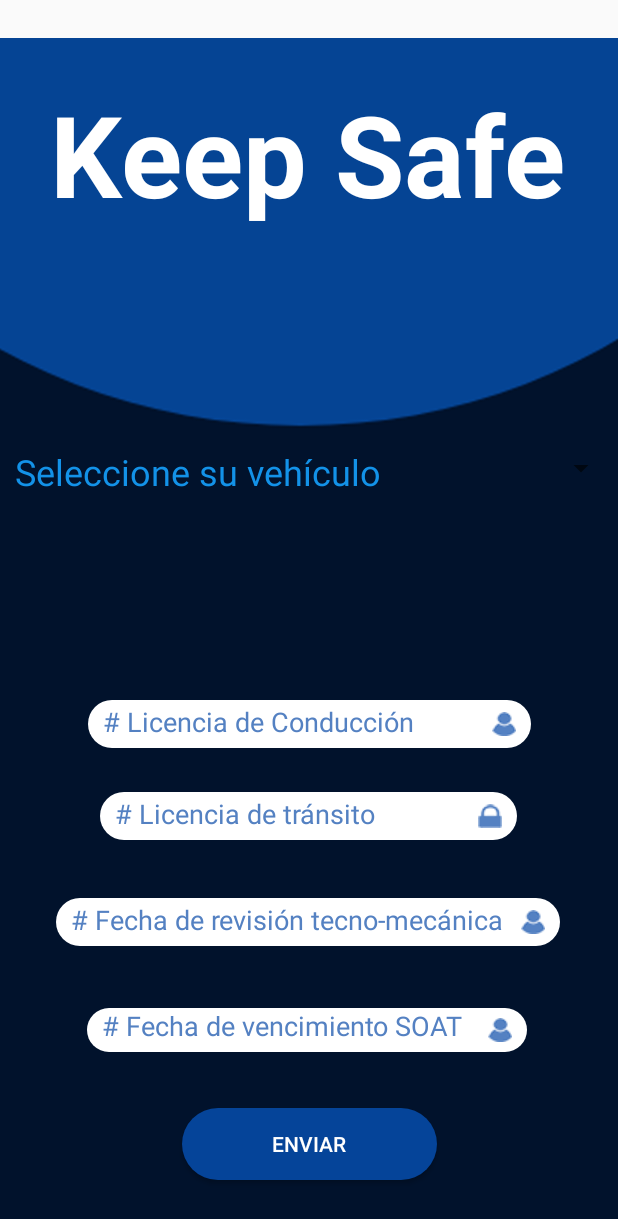
After one commit to JulianHuertasUNAL/Keep-Safe-2, an Android app: the VehicleForm screen opened directly, with no data from a screen before it, on a phone screen of 412 x 824 dp. The commit adds this screen. Shown: the top 1219 px of the screen. Run offline under Robolectric (Android 15) with nearby library versions, the phone set to English and light mode, and no system bars.

Commit message:
Se crea ventana de registro de vehiculos, y su respectivo acceso desde la ventana de registro

```diff
--- a/app/build.gradle
+++ b/app/build.gradle
@@ -39,6 +39,7 @@ dependencies {
     implementation 'androidx.lifecycle:lifecycle-livedata-ktx:2.2.0'
     implementation 'androidx.lifecycle:lifecycle-viewmodel-ktx:2.2.0'
     implementation 'com.google.android.gms:play-services-maps:17.0.0'
+    implementation 'androidx.preference:preference:1.1.1'
     testImplementation 'junit:junit:4.+'
     androidTestImplementation 'androidx.test.ext:junit:1.1.2'
     androidTestImplementation 'androidx.test.espresso:espresso-core:3.3.0'
--- a/app/src/main/AndroidManifest.xml
+++ b/app/src/main/AndroidManifest.xml
@@ -9,7 +9,8 @@
         android:roundIcon="@mipmap/ic_launcher_round"
         android:supportsRtl="true"
         android:theme="@style/Theme.KeepSafe">
-        <activity android:name=".Ajustes"></activity>
+        <activity android:name=".VehicleForm"></activity>
+        <activity android:name=".Ajustes" />
         <activity android:name=".Perfil" />
         <activity android:name=".IniciarViaje" />
         <activity android:name=".LoginForm" />
--- a/app/src/main/java/com/example/keepsafe/RegisterForm.java
+++ b/app/src/main/java/com/example/keepsafe/RegisterForm.java
@@ -14,6 +14,15 @@ public class RegisterForm extends AppCompatActivity {
         super.onCreate(savedInstanceState);
         setContentView(R.layout.activity_register_form);
 
+        Button botonRegistrar = (Button)findViewById(R.id.buttonRegister);
+
+        botonRegistrar.setOnClickListener(new View.OnClickListener() {
+            @Override
+            public void onClick(View v) {
+                Intent siguientePantalla = new Intent(RegisterForm.this,VehicleForm.class);
+                startActivity(siguientePantalla);
+            }
+        });
 
     }
 }
--- /dev/null
+++ b/app/src/main/java/com/example/keepsafe/VehicleForm.java
@@ -0,0 +1,27 @@
+package com.example.keepsafe;
+
+import androidx.appcompat.app.AppCompatActivity;
+
+import android.os.Bundle;
+import android.widget.ArrayAdapter;
+import android.widget.EditText;
+import android.widget.Spinner;
+
+public class VehicleForm extends AppCompatActivity {
+
+    private Spinner spinner1;
+
+
+    @Override
+    protected void onCreate(Bundle savedInstanceState) {
+        super.onCreate(savedInstanceState);
+        setContentView(R.layout.activity_vehicle_form);
+
+        spinner1 = (Spinner)findViewById(R.id.spinner);
+
+        String[] options = {"Seleccione su vehículo", "Automovil", "Moto"};
+
+        ArrayAdapter <String> adapter = new ArrayAdapter<String>(this, R.layout.spinner_item_vehiculos, options);
+        spinner1.setAdapter(adapter);
+    }
+}
--- /dev/null
+++ b/app/src/main/res/layout/activity_vehicle_form.xml
@@ -0,0 +1,167 @@
+<?xml version="1.0" encoding="utf-8"?>
+<androidx.constraintlayout.widget.ConstraintLayout xmlns:android="http://schemas.android.com/apk/res/android"
+    xmlns:app="http://schemas.android.com/apk/res-auto"
+    xmlns:tools="http://schemas.android.com/tools"
+    android:layout_width="match_parent"
+    android:layout_height="match_parent"
+    tools:context=".VehicleForm">
+
+    <ImageView
+        android:id="@+id/imageView2"
+        android:layout_width="wrap_content"
+        android:layout_height="wrap_content"
+        android:layout_marginTop="16dp"
+        android:contentDescription="TODO"
+        android:scaleY="1.4"
+        app:layout_constraintEnd_toEndOf="parent"
+        app:layout_constraintTop_toTopOf="parent"
+        app:srcCompat="@drawable/background" />
+
+    <TextView
+        android:id="@+id/textView3"
+        android:layout_width="wrap_content"
+        android:layout_height="wrap_content"
+        android:text="@string/keep_safe"
+        android:textAppearance="@style/TextAppearance.AppCompat.Body1"
+        android:textColor="#FFFFFF"
+        android:textSize="75sp"
+        android:textStyle="bold"
+        app:layout_constraintBottom_toBottomOf="parent"
+        app:layout_constraintEnd_toEndOf="parent"
+        app:layout_constraintHorizontal_bias="0.492"
+        app:layout_constraintStart_toStartOf="parent"
+        app:layout_constraintTop_toTopOf="parent"
+        app:layout_constraintVertical_bias="0.072" />
+
+    <Spinner
+        android:id="@+id/spinner"
+        android:layout_width="411dp"
+        android:layout_height="48dp"
+        android:dropDownWidth="wrap_content"
+        android:dropDownSelector="#00FFFFFF"
+        android:scrollbarSize="10dp"
+        android:spinnerMode="dropdown"
+        android:verticalScrollbarPosition="defaultPosition"
+        app:layout_constraintBottom_toBottomOf="parent"
+        app:layout_constraintEnd_toEndOf="parent"
+        app:layout_constraintHorizontal_bias="0.0"
+        app:layout_constraintStart_toStartOf="parent"
+        app:layout_constraintTop_toBottomOf="@+id/textView3"
+        app:layout_constraintVertical_bias="0.217" />
+
+    <EditText
+        android:id="@+id/editTextTextLicense"
+        android:layout_width="295dp"
+        android:layout_height="32dp"
+        android:layout_marginTop="64dp"
+        android:layout_marginBottom="341dp"
+        android:background="@drawable/edit_round"
+        android:drawableRight="@drawable/user"
+        android:ems="10"
+        android:hint="# Licencia de Conducción"
+        android:inputType="number"
+        android:paddingLeft="10dp"
+        android:paddingTop="5dp"
+        android:paddingRight="10dp"
+        android:paddingBottom="5dp"
+        android:textColor="#000000"
+        android:textColorHighlight="#000000"
+        android:textColorHint="#5481c2"
+        android:textColorLink="#000000"
+        app:layout_constraintBottom_toBottomOf="@+id/imageView2"
+        app:layout_constraintEnd_toEndOf="parent"
+        app:layout_constraintStart_toStartOf="parent"
+        app:layout_constraintTop_toBottomOf="@+id/spinner"
+        app:layout_constraintVertical_bias="1.0" />
+
+    <EditText
+        android:id="@+id/editTextTranLicence"
+        android:layout_width="278dp"
+        android:layout_height="32dp"
+        android:layout_marginBottom="264dp"
+        android:background="@drawable/edit_round"
+        android:drawableRight="@drawable/pass"
+        android:ems="10"
+        android:hint="# Licencia de tránsito"
+        android:inputType="number"
+        android:paddingLeft="10dp"
+        android:paddingTop="5dp"
+        android:paddingRight="10dp"
+        android:paddingBottom="5dp"
+        android:textColor="#000000"
+        android:textColorHighlight="#000000"
+        android:textColorHint="#5481c2"
+        android:textColorLink="#000000"
+        app:layout_constraintBottom_toBottomOf="parent"
+        app:layout_constraintEnd_toEndOf="parent"
+        app:layout_constraintHorizontal_bias="0.496"
+        app:layout_constraintStart_toStartOf="parent"
+        app:layout_constraintTop_toBottomOf="@+id/editTextTextLicense"
+        app:layout_constraintVertical_bias="1.0" />
+
+    <EditText
+        android:id="@+id/editTextTecnoMecDate"
+        android:layout_width="336dp"
+        android:layout_height="32dp"
+        android:layout_marginTop="36dp"
+        android:background="@drawable/edit_round"
+        android:drawableRight="@drawable/user"
+        android:ems="10"
+        android:hint="# Fecha de revisión tecno-mecánica"
+        android:inputType="date"
+        android:paddingLeft="10dp"
+        android:paddingTop="5dp"
+        android:paddingRight="10dp"
+        android:paddingBottom="5dp"
+        android:textColor="#000000"
+        android:textColorHighlight="#000000"
+        android:textColorHint="#5481c2"
+        android:textColorLink="#000000"
+        app:layout_constraintBottom_toBottomOf="parent"
+        app:layout_constraintEnd_toEndOf="parent"
+        app:layout_constraintHorizontal_bias="0.493"
+        app:layout_constraintStart_toStartOf="parent"
+        app:layout_constraintTop_toBottomOf="@+id/editTextTranLicence"
+        app:layout_constraintVertical_bias="0.015" />
+
+    <EditText
+        android:id="@+id/editTextTecnoMecDate2"
+        android:layout_width="293dp"
+        android:layout_height="29dp"
+        android:layout_marginTop="36dp"
+        android:background="@drawable/edit_round"
+        android:drawableRight="@drawable/user"
+        android:ems="10"
+        android:hint="# Fecha de vencimiento SOAT"
+        android:inputType="date"
+        android:paddingLeft="10dp"
+        android:paddingTop="5dp"
+        android:paddingRight="10dp"
+        android:paddingBottom="5dp"
+        android:textColor="#000000"
+        android:textColorHighlight="#000000"
+        android:textColorHint="#5481c2"
+        android:textColorLink="#000000"
+        app:layout_constraintBottom_toBottomOf="parent"
+        app:layout_constraintEnd_toEndOf="parent"
+        app:layout_constraintHorizontal_bias="0.491"
+        app:layout_constraintStart_toStartOf="parent"
+        app:layout_constraintTop_toBottomOf="@+id/editTextTecnoMecDate"
+        app:layout_constraintVertical_bias="0.04" />
+
+    <Button
+        android:id="@+id/buttonLogin"
+        android:layout_width="wrap_content"
+        android:layout_height="wrap_content"
+        android:background="@drawable/btn_variant"
+        android:paddingLeft="60dp"
+        android:paddingRight="60dp"
+        android:text="Enviar"
+        android:textColor="#FFFFFF"
+
+        app:layout_constraintBottom_toBottomOf="parent"
+        app:layout_constraintEnd_toEndOf="parent"
+        app:layout_constraintStart_toStartOf="parent"
+        app:layout_constraintTop_toBottomOf="@+id/editTextTecnoMecDate2" />
+
+</androidx.constraintlayout.widget.ConstraintLayout>
--- /dev/null
+++ b/app/src/main/res/layout/spinner_item_vehiculos.xml
@@ -0,0 +1,8 @@
+<?xml version="1.0" encoding="utf-8"?>
+<TextView
+    android:layout_height="wrap_content"
+    android:layout_width="match_parent"
+    android:textSize="24sp"
+    android:padding="10sp"
+    android:textColor="#1392E8"
+    xmlns:android="http://schemas.android.com/apk/res/android" />
--- /dev/null
+++ b/app/src/main/res/values/arrays.xml
@@ -0,0 +1,5 @@
+<?xml version="1.0" encoding="utf-8"?>
+<resources>
+    <string-array name="reply_entries">reply_entries</string-array>
+    <string-array name="reply_values">reply_values</string-array>
+</resources>
--- a/app/src/main/res/values/strings.xml
+++ b/app/src/main/res/values/strings.xml
@@ -1,9 +1,13 @@
 <resources>
-    <string name="app_name">KeepSafe</string>
-    <string name="title_activity_pantallas_principales">MainActivity</string>
-    <string name="title_home">Home</string>
-    <string name="title_dashboard">Dashboard</string>
-    <string name="title_notifications">Notifications</string>
-    <string name="tab_text_1">Tab 1</string>
-    <string name="tab_text_2">Tab 2</string>
+    <string name='app_name'>Spinner</string>
+    <string name="keep_safe">Keep Safe</string>
+    <string name="cual_es_su_vehiculo">¿Cuál es su vehículo?</string>
+    <string name="signature_title">signature_title</string>
+    <string name="reply_title">reply_title</string>
+    <string name="sync_header">sync_header</string>
+    <string name="sync_title">sync_title</string>
+    <string name="messages_header">messages_header</string>
+    <string name="attachment_summary_off">attachment_summary_off</string>
+    <string name="attachment_summary_on">attachment_summary_on</string>
+    <string name="attachment_title">attachment_title</string>
 </resources>
--- /dev/null
+++ b/app/src/main/res/xml/root_preferences.xml
@@ -0,0 +1,35 @@
+<PreferenceScreen xmlns:app="http://schemas.android.com/apk/res-auto">
+
+    <PreferenceCategory app:title="@string/messages_header">
+
+        <EditTextPreference
+            app:key="signature"
+            app:title="@string/signature_title"
+            app:useSimpleSummaryProvider="true" />
+
+        <ListPreference
+            app:defaultValue="reply"
+            app:entries="@array/reply_entries"
+            app:entryValues="@array/reply_values"
+            app:key="reply"
+            app:title="@string/reply_title"
+            app:useSimpleSummaryProvider="true" />
+
+    </PreferenceCategory>
+
+    <PreferenceCategory app:title="@string/sync_header">
+
+        <SwitchPreferenceCompat
+            app:key="sync"
+            app:title="@string/sync_title" />
+
+        <SwitchPreferenceCompat
+            app:dependency="sync"
+            app:key="attachment"
+            app:summaryOff="@string/attachment_summary_off"
+            app:summaryOn="@string/attachment_summary_on"
+            app:title="@string/attachment_title" />
+
+    </PreferenceCategory>
+
+</PreferenceScreen>
```
